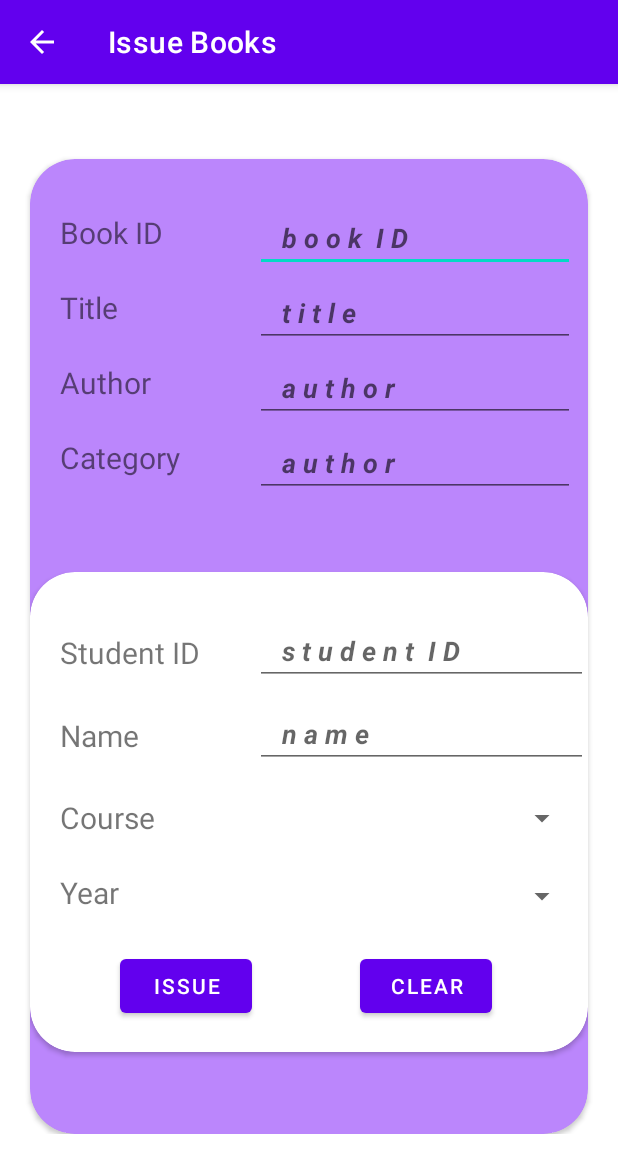
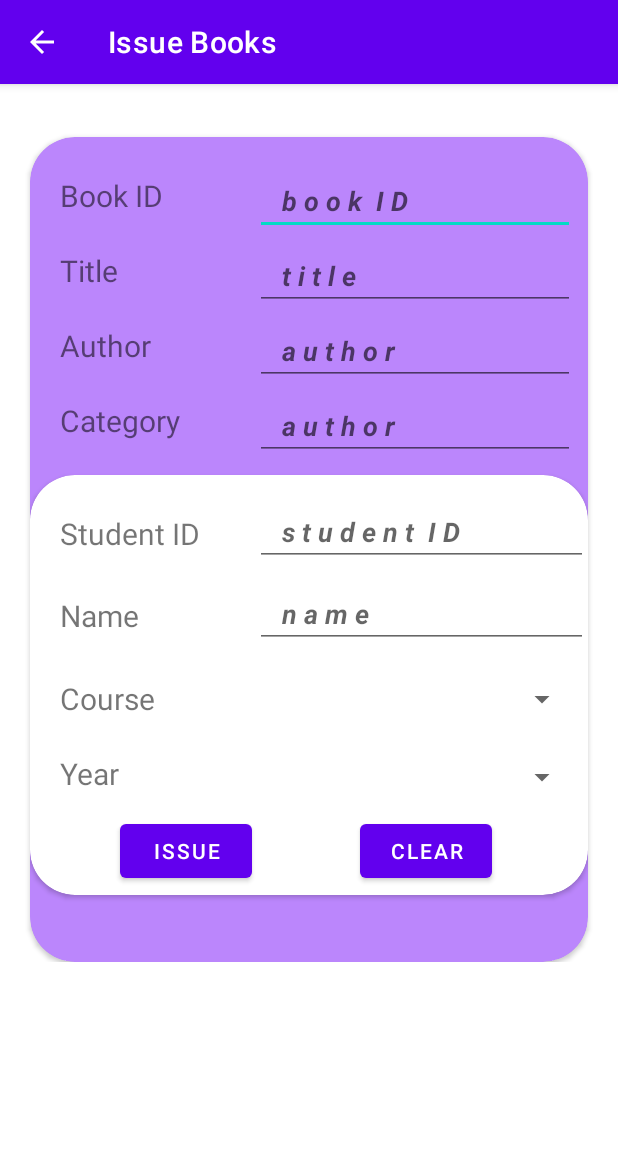
Before and after one commit to Aryan568/LMS-Android-, an Android app: the IssueBooks screen opened directly, with no data from a screen before it, on a phone screen of 412 x 824 dp. Shown: the top 1173 px of the screen. Run offline under Robolectric (Android 15) with nearby library versions, the phone set to English and light mode, and no system bars; our stand-ins replace Firebase (no records; nobody signed in at launch, a user with empty details on screens opened directly).

Commit message:
Library CRUD Application(Android)

```diff
--- a/app/src/main/res/layout/activity_issue_books.xml
+++ b/app/src/main/res/layout/activity_issue_books.xml
@@ -1,20 +1,26 @@
 <?xml version="1.0" encoding="utf-8"?>
-<ScrollView xmlns:android="http://schemas.android.com/apk/res/android"
+<LinearLayout xmlns:android="http://schemas.android.com/apk/res/android"
     xmlns:app="http://schemas.android.com/apk/res-auto"
     xmlns:tools="http://schemas.android.com/tools"
     android:layout_width="match_parent"
     android:layout_height="match_parent"
     tools:context=".IssueBooks">
-
+        <com.google.android.material.tabs.TabLayout
+            android:layout_width="wrap_content"
+            android:layout_height="wrap_content"
+            />
+        <ScrollView
+            android:layout_width="match_parent"
+            android:layout_height="match_parent">
         <LinearLayout
             android:layout_width="match_parent"
             android:layout_height="match_parent"
             android:orientation="vertical">
                 <androidx.cardview.widget.CardView
                     android:layout_width="match_parent"
-                    android:layout_height="650dp"
+                    android:layout_height="550dp"
                     android:layout_marginHorizontal="20dp"
-                    android:layout_marginTop="50dp"
+                    android:layout_marginTop="35dp"
                     android:backgroundTint="@color/purple_200"
                     app:cardCornerRadius="30dp">
 
@@ -30,7 +36,7 @@
                             android:layout_width="100dp"
                             android:layout_height="30dp"
                             android:layout_marginLeft="20dp"
-                            android:layout_marginTop="35dp"
+                            android:layout_marginTop="25dp"
                             android:text="Book ID"
                             android:textSize="20dp"
                             app:layout_constraintBottom_toBottomOf="parent"
@@ -155,8 +161,8 @@
 
                         <androidx.cardview.widget.CardView
                             android:layout_width="match_parent"
-                            android:layout_height="320dp"
-                            android:layout_marginTop="50dp"
+                            android:layout_height="280dp"
+                            android:layout_marginTop="10dp"
                             app:cardCornerRadius="30dp">
 
                             <TextView
@@ -164,7 +170,7 @@
                                 android:layout_width="100dp"
                                 android:layout_height="30dp"
                                 android:layout_marginLeft="20dp"
-                                android:layout_marginTop="40dp"
+                                android:layout_marginTop="25dp"
                                 android:text="Student ID"
                                 android:textSize="20dp"
                                 app:layout_constraintBottom_toBottomOf="parent"
@@ -179,7 +185,7 @@
                                 android:layout_width="match_parent"
                                 android:layout_height="wrap_content"
                                 android:layout_marginLeft="150dp"
-                                android:layout_marginTop="30dp"
+                                android:layout_marginTop="15dp"
                                 android:ems="10"
                                 android:hint="   s t u d e n t  I D"
                                 android:inputType="number"
@@ -196,7 +202,7 @@
                                 android:layout_width="100dp"
                                 android:layout_height="30dp"
                                 android:layout_marginLeft="20dp"
-                                android:layout_marginTop="95dp"
+                                android:layout_marginTop="80dp"
                                 android:text="Name"
                                 android:textSize="20dp"
                                 app:layout_constraintBottom_toBottomOf="@id/textView8"
@@ -211,7 +217,7 @@
                                 android:layout_width="match_parent"
                                 android:layout_height="wrap_content"
                                 android:layout_marginLeft="150dp"
-                                android:layout_marginTop="85dp"
+                                android:layout_marginTop="70dp"
                                 android:ems="10"
                                 android:hint="   n a m e"
                                 android:inputType="number"
@@ -228,7 +234,7 @@
                                 android:layout_width="100dp"
                                 android:layout_height="30dp"
                                 android:layout_marginLeft="20dp"
-                                android:layout_marginTop="150dp"
+                                android:layout_marginTop="135dp"
                                 android:text="Course"
                                 android:textSize="20dp"
                                 app:layout_constraintBottom_toBottomOf="@id/textView7"
@@ -243,7 +249,7 @@
                                 android:layout_width="215dp"
                                 android:layout_height="48dp"
                                 android:layout_marginLeft="150dp"
-                                android:layout_marginTop="140dp"
+                                android:layout_marginTop="125dp"
                                 app:layout_constraintBottom_toBottomOf="@id/lName"
                                 app:layout_constraintEnd_toEndOf="parent"
                                 app:layout_constraintHorizontal_bias="0.849"
@@ -256,7 +262,7 @@
                                 android:layout_width="100dp"
                                 android:layout_height="30dp"
                                 android:layout_marginLeft="20dp"
-                                android:layout_marginTop="200dp"
+                                android:layout_marginTop="185dp"
                                 android:text="Year"
                                 android:textSize="20dp"
                                 app:layout_constraintBottom_toBottomOf="@id/textView8"
@@ -271,7 +277,7 @@
                                 android:layout_width="215dp"
                                 android:layout_height="48dp"
                                 android:layout_marginLeft="150dp"
-                                android:layout_marginTop="192dp"
+                                android:layout_marginTop="177dp"
                                 app:layout_constraintBottom_toBottomOf="@id/CourseSpin"
                                 app:layout_constraintEnd_toEndOf="parent"
                                 app:layout_constraintHorizontal_bias="0.849"
@@ -283,7 +289,7 @@
                                 android:layout_width="wrap_content"
                                 android:layout_height="wrap_content"
                                 android:layout_gravity="bottom"
-                                android:layout_marginBottom="20dp"
+                                android:layout_marginBottom="5dp"
                                 android:layout_marginLeft="60dp"
                                 android:text="Issue" />
 
@@ -291,7 +297,7 @@
                                 android:layout_width="wrap_content"
                                 android:layout_height="wrap_content"
                                 android:layout_gravity="bottom"
-                                android:layout_marginBottom="20dp"
+                                android:layout_marginBottom="5dp"
                                 android:layout_marginLeft="220dp"
                                 android:text="Clear"/>
                         </androidx.cardview.widget.CardView>
@@ -299,4 +305,5 @@
                 </androidx.cardview.widget.CardView>
 
         </LinearLayout>
-</ScrollView>
+        </ScrollView>
+</LinearLayout>
```
